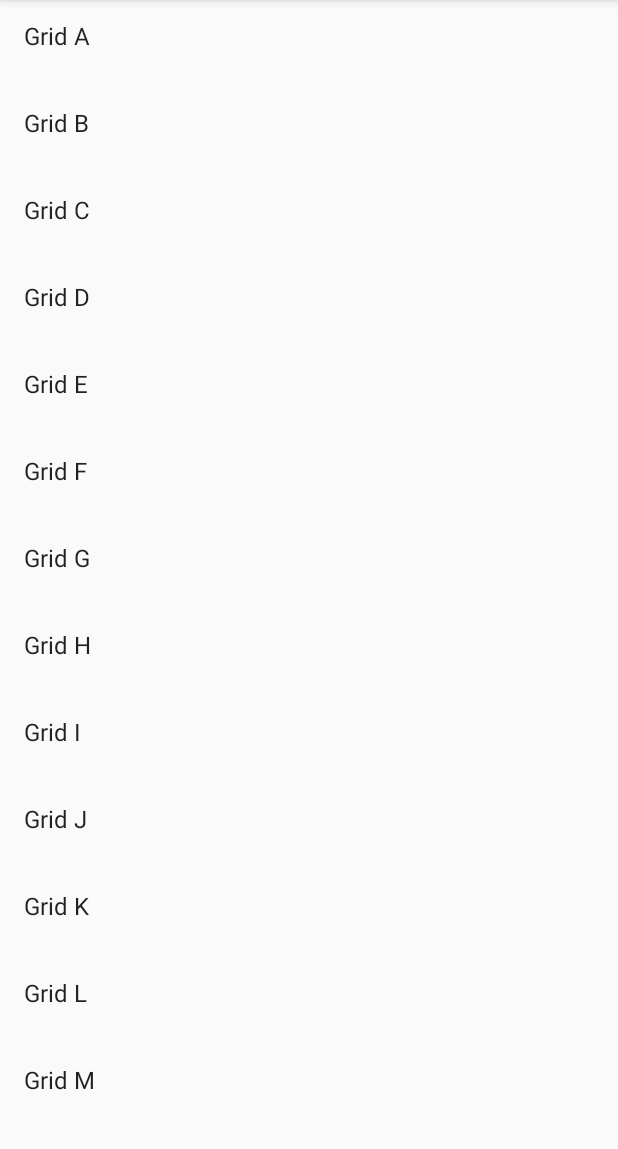
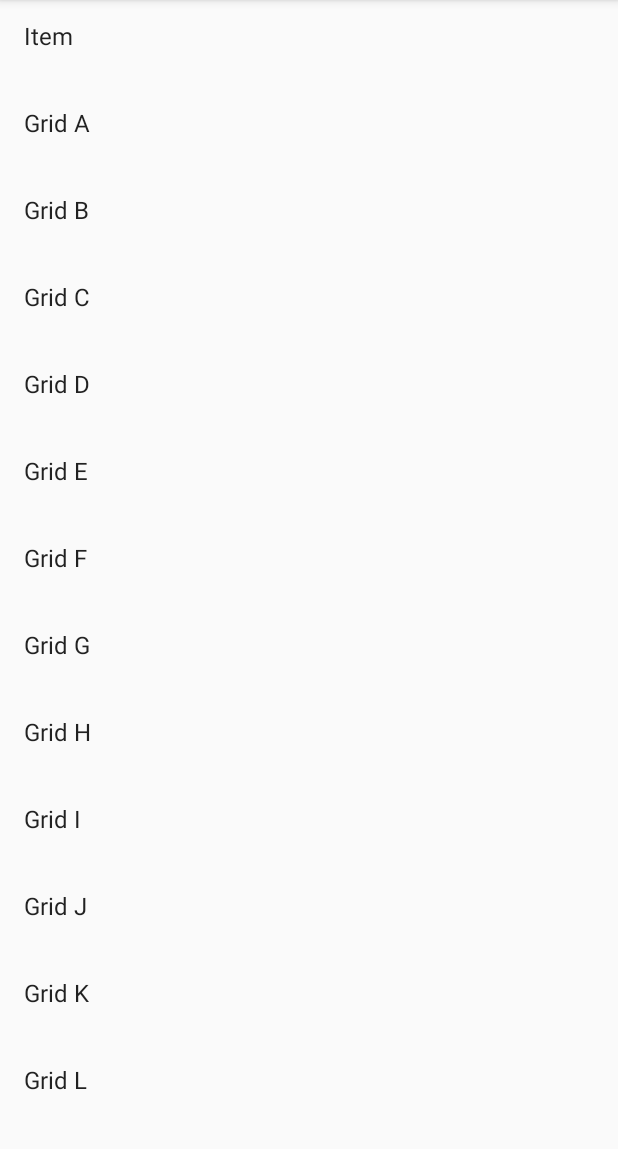
Before and after one commit to robbiemu/3-2-1-rotate, an Android app: the screen it shows after launch (MainActivity), on a phone screen of 412 x 824 dp, the part 84-1233 px from its top. Run offline under Robolectric (Android 15) with nearby library versions, the phone set to English and light mode, and no system bars.

Commit message:
normalized line lengths

```diff
--- a/app/src/main/java/xyz/selfenrichment/robertotomas/three_two_one_rotate/DetailActivity.java
+++ b/app/src/main/java/xyz/selfenrichment/robertotomas/three_two_one_rotate/DetailActivity.java
@@ -46,7 +46,9 @@ public class DetailActivity extends AppCompatActivity {
             if(LayoutUtil.twoPanes(this)){ // if the screen rotated while on single pane, we need to
                 // translate to dual-pane presentation.
                 startActivity(new Intent(this, MainActivity.class)
-                                .putExtra(getString(R.string.key_grid_view_position), mGridViewPosition)
+                                .putExtra(
+                                        getString(R.string.key_grid_view_position),
+                                        mGridViewPosition)
                                 .putExtra(getString(R.string.key_view_item_title), mViewItemTitle)
                 );
             }
--- a/app/src/main/java/xyz/selfenrichment/robertotomas/three_two_one_rotate/lib/Data.java
+++ b/app/src/main/java/xyz/selfenrichment/robertotomas/three_two_one_rotate/lib/Data.java
@@ -1,13 +1,16 @@
 package xyz.selfenrichment.robertotomas.three_two_one_rotate.lib;
+// Created by RobertoTomás on 0004, 4, 4, 2016.
 
 /**
- * Created by RobertoTomás on 0004, 4, 4, 2016.
+ * We're not going to use a real data source for the skeleton project
  */
 public class Data {
     public static final String[] TITLES = new String[]{
-            "Grid A", "Grid B", "Grid C", "Grid D", "Grid E", "Grid F", "Grid G", "Grid H", "Grid I", "Grid J",
-            "Grid K", "Grid L", "Grid M", "Grid N", "Grid O", "Grid P", "Grid Q", "Grid R", "Grid S", "Grid T",
-            "Grid U", "Grid V", "Grid W", "Grid X", "Grid Y", "Grid Z",  "Grid View", "Grid View Item", "Grid Item", "GridView Example", "Sample GridView",
-            "Grid Example", "GridView Tutorial", "Grid Android", "Beginner", "Source Code",
+            "Item", "Grid A", "Grid B", "Grid C", "Grid D", "Grid E", "Grid F", "Grid G", "Grid H",
+            "Grid I", "Grid J", "Grid K", "Grid L", "Grid M", "Grid N", "Grid O", "Grid P",
+            "Grid Q", "Grid R", "Grid S", "Grid T", "Grid U", "Grid V", "Grid W", "Grid X",
+            "Grid Y", "Grid Z",  "Grid View", "Grid View Item", "Grid Item", "GridView Example",
+            "Sample GridView", "Grid Example", "GridView Tutorial", "Grid Android", "Beginner",
+            "Source Code"
     };
 }
```
Also changed, not shown: app/src/main/java/xyz/selfenrichment/robertotomas/three_two_one_rotate/MainActivity.java (+6 -5 lines), app/src/main/java/xyz/selfenrichment/robertotomas/three_two_one_rotate/SettingsActivity.java (+6 -2 lines), app/src/main/java/xyz/selfenrichment/robertotomas/three_two_one_rotate/lib/AbstractPreferenceFragment.java (+5 -2 lines).
